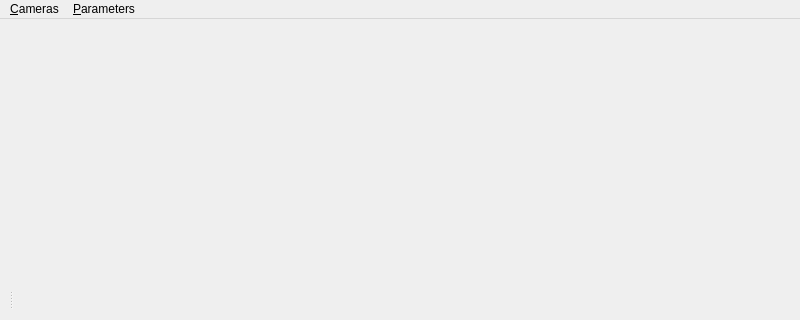
Old version of the form app/gui/main_window.ui in the repository Werkov/dove-eye; both pictures show x 0 to 800 and y 0 to 320 of the 800 by 600 pixel window.
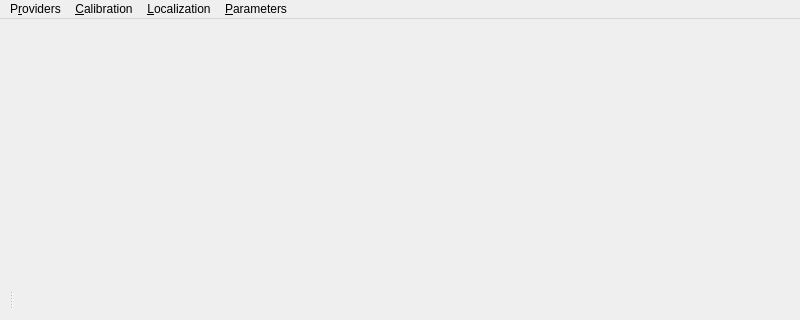
New version of the form. Custom widgets are drawn as their Qt base class.

Diff of the .ui file:
```diff
--- a/app/gui/main_window.ui
+++ b/app/gui/main_window.ui
@@ -59,13 +59,23 @@
     </property>
     <addaction name="action_modify_parameters"/>
    </widget>
-   <widget class="QMenu" name="menu_cameras">
+   <widget class="QMenu" name="menu_providers">
     <property name="title">
-     <string>&amp;Cameras</string>
+     <string>P&amp;roviders</string>
     </property>
+    <addaction name="action_setup_cameras"/>
+    <addaction name="action_open_video_file"/>
+   </widget>
+   <widget class="QMenu" name="menu_localization">
+    <property name="title">
+     <string>&amp;Localization</string>
+    </property>
+    <addaction name="action_localization_start"/>
+    <addaction name="action_localization_stop"/>
+   </widget>
     <widget class="QMenu" name="menu_calibration">
      <property name="title">
-      <string>Calibration</string>
+     <string>&amp;Calibration</string>
      </property>
      <addaction name="action_load_intrinsic_parameters"/>
      <addaction name="action_load_projection_parameters"/>
@@ -74,10 +84,9 @@
      <addaction name="action_abort_calibration"/>
      <addaction name="action_save_camera_parameters"/>
     </widget>
-    <addaction name="action_video_providers"/>
+   <addaction name="menu_providers"/>
     <addaction name="menu_calibration"/>
-   </widget>
-   <addaction name="menu_cameras"/>
+   <addaction name="menu_localization"/>
    <addaction name="menu_parameters"/>
   </widget>
   <widget class="QStatusBar" name="statusbar"/>
```
Left out of the diff: 20 changed lines with no effect on the pictures. Lines whose indentation alone changed are shown as unchanged.
